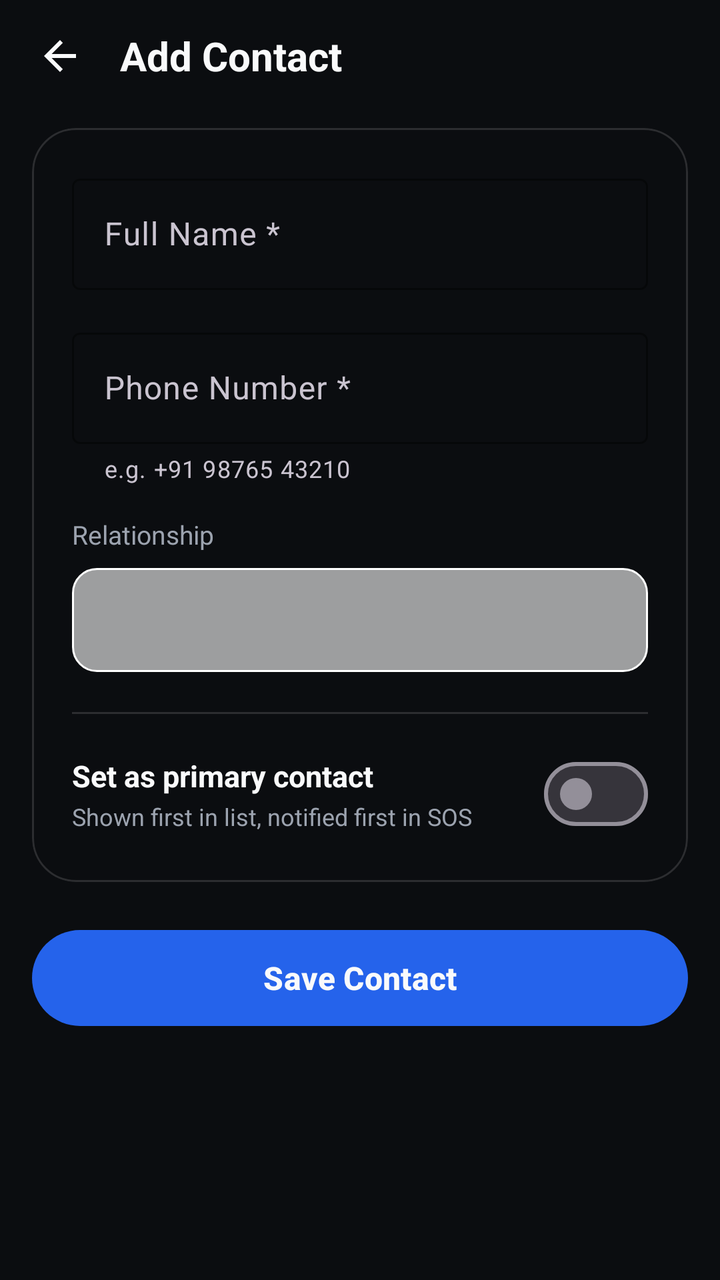
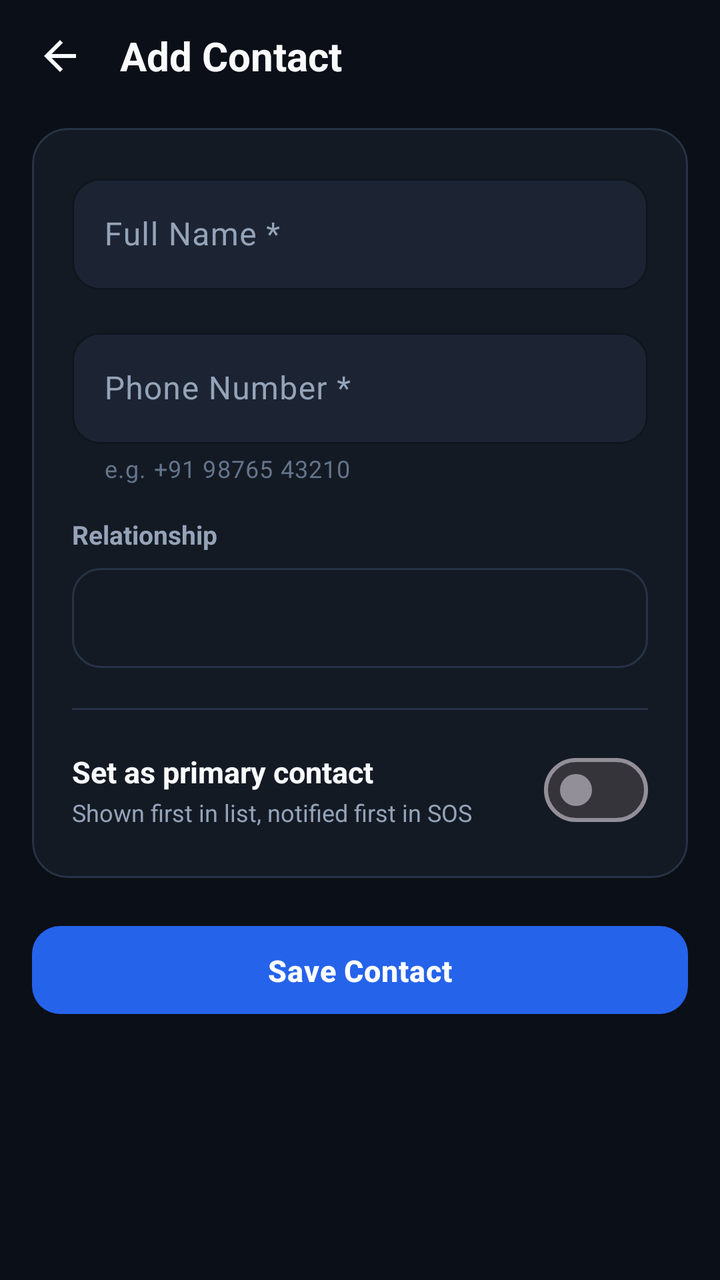

Screens rendered from an Android XML layout before and after an edit, with the pre-edit source and the edit as a unified diff.
<!-- AndroidManifest.xml: application theme Theme.RiskFreeRoutes -->
<!-- res/layout/activity_add_edit_contact.xml -->
<?xml version="1.0" encoding="utf-8"?>
<androidx.core.widget.NestedScrollView
    xmlns:android="http://schemas.android.com/apk/res/android"
    xmlns:app="http://schemas.android.com/apk/res-auto"
    android:layout_width="match_parent"
    android:layout_height="match_parent"
    android:background="@color/colorBackground"
    android:fillViewport="true">

    <LinearLayout
        android:layout_width="match_parent"
        android:layout_height="wrap_content"
        android:orientation="vertical"
        android:paddingBottom="40dp">

        
        <LinearLayout
            android:layout_width="match_parent"
            android:layout_height="56dp"
            android:gravity="center_vertical"
            android:orientation="horizontal"
            android:paddingHorizontal="8dp">

            <ImageButton
                android:id="@+id/btnBack"
                android:layout_width="44dp"
                android:layout_height="44dp"
                android:background="?attr/selectableItemBackgroundBorderless"
                android:contentDescription="Back"
                android:scaleType="centerInside"
                android:src="@drawable/ic_back"
                app:tint="@color/text_primary" />

            
            <TextView
                android:id="@+id/tvTitle"
                android:layout_width="0dp"
                android:layout_height="wrap_content"
                android:layout_marginStart="8dp"
                android:layout_weight="1"
                android:text="Add Contact"
                android:textColor="@color/text_primary"
                android:textSize="20sp"
                android:textStyle="bold" />

        </LinearLayout>

        
        <com.google.android.material.card.MaterialCardView
            android:layout_width="match_parent"
            android:layout_height="wrap_content"
            android:layout_marginHorizontal="16dp"
            android:layout_marginTop="8dp"
            app:cardBackgroundColor="@android:color/transparent"
            app:cardCornerRadius="22dp"
            app:cardElevation="0dp"
            app:strokeColor="@color/glass_border"
            app:strokeWidth="1dp"
            android:background="@drawable/glass_card_bg">

            <LinearLayout
                android:layout_width="match_parent"
                android:layout_height="wrap_content"
                android:orientation="vertical"
                android:padding="20dp">

                
                <com.google.android.material.textfield.TextInputLayout
                    android:id="@+id/layoutName"
                    android:layout_width="match_parent"
                    android:layout_height="wrap_content"
                    android:hint="Full Name *"
                    android:layout_marginBottom="16dp"
                    style="@style/Widget.Material3.TextInputLayout.OutlinedBox"
                    app:boxStrokeColor="@color/glass_border"
                    app:hintTextColor="@color/text_secondary">

                    <com.google.android.material.textfield.TextInputEditText
                        android:id="@+id/etName"
                        android:layout_width="match_parent"
                        android:layout_height="wrap_content"
                        android:inputType="textPersonName|textCapWords"
                        android:textColor="@color/text_primary"
                        android:imeOptions="actionNext" />
                </com.google.android.material.textfield.TextInputLayout>

                
                <com.google.android.material.textfield.TextInputLayout
                    android:id="@+id/layoutPhone"
                    android:layout_width="match_parent"
                    android:layout_height="wrap_content"
                    android:hint="Phone Number *"
                    android:layout_marginBottom="16dp"
                    style="@style/Widget.Material3.TextInputLayout.OutlinedBox"
                    app:boxStrokeColor="@color/glass_border"
                    app:hintTextColor="@color/text_secondary"
                    app:helperText="e.g. +91 98765 43210">

                    <com.google.android.material.textfield.TextInputEditText
                        android:id="@+id/etPhone"
                        android:layout_width="match_parent"
                        android:layout_height="wrap_content"
                        android:inputType="phone"
                        android:textColor="@color/text_primary"
                        android:imeOptions="actionNext" />
                </com.google.android.material.textfield.TextInputLayout>

                
                <TextView
                    android:layout_width="wrap_content"
                    android:layout_height="wrap_content"
                    android:layout_marginBottom="8dp"
                    android:text="Relationship"
                    android:textColor="@color/text_secondary"
                    android:textSize="13sp" />

                <Spinner
                    android:id="@+id/spinnerRelationship"
                    android:layout_width="match_parent"
                    android:layout_height="52dp"
                    android:layout_marginBottom="20dp"
                    android:background="@drawable/glass_input_bg"
                    android:paddingHorizontal="12dp"
                    android:spinnerMode="dropdown" />

                
                <View
                    android:layout_width="match_parent"
                    android:layout_height="1dp"
                    android:background="@color/glass_border"
                    android:layout_marginBottom="16dp" />

                
                <LinearLayout
                    android:layout_width="match_parent"
                    android:layout_height="wrap_content"
                    android:gravity="center_vertical"
                    android:orientation="horizontal">

                    <LinearLayout
                        android:layout_width="0dp"
                        android:layout_height="wrap_content"
                        android:layout_weight="1"
                        android:orientation="vertical">

                        <TextView
                            android:layout_width="wrap_content"
                            android:layout_height="wrap_content"
                            android:text="Set as primary contact"
                            android:textColor="@color/text_primary"
                            android:textSize="15sp"
                            android:textStyle="bold" />

                        <TextView
                            android:layout_width="wrap_content"
                            android:layout_height="wrap_content"
                            android:layout_marginTop="2dp"
                            android:text="Shown first in list, notified first in SOS"
                            android:textColor="@color/text_secondary"
                            android:textSize="12sp" />

                    </LinearLayout>

                    <com.google.android.material.materialswitch.MaterialSwitch
                        android:id="@+id/switchIsPrimary"
                        android:layout_width="wrap_content"
                        android:layout_height="wrap_content"
                        android:layout_marginStart="16dp" />

                </LinearLayout>

            </LinearLayout>
        </com.google.android.material.card.MaterialCardView>

        
        <com.google.android.material.button.MaterialButton
            android:id="@+id/btnSave"
            android:layout_width="match_parent"
            android:layout_height="56dp"
            android:layout_marginHorizontal="16dp"
            android:layout_marginTop="20dp"
            android:text="Save Contact"
            android:textSize="16sp"
            android:textStyle="bold"
            app:cornerRadius="28dp" />

        
        <ProgressBar
            android:id="@+id/progressBar"
            android:layout_width="wrap_content"
            android:layout_height="wrap_content"
            android:layout_gravity="center_horizontal"
            android:layout_marginTop="8dp"
            android:indeterminateTint="@color/primary_blue_light"
            android:visibility="gone" />

        
        <com.google.android.material.button.MaterialButton
            android:id="@+id/btnDelete"
            style="@style/Widget.Material3.Button.OutlinedButton"
            android:layout_width="match_parent"
            android:layout_height="56dp"
            android:layout_marginHorizontal="16dp"
            android:layout_marginTop="12dp"
            android:text="Delete Contact"
            android:textColor="@color/danger_red"
            android:textSize="16sp"
            android:visibility="gone"
            app:cornerRadius="28dp"
            app:strokeColor="@color/danger_red"
            app:icon="@drawable/ic_delete"
            app:iconTint="@color/danger_red" />

    </LinearLayout>

</androidx.core.widget.NestedScrollView>
<!-- resources referenced by this layout -->
<resources>
  <color name="colorBackground">#0B0D10</color>
  <color name="glass_border">#22FFFFFF</color>
  <color name="primary_blue_light">#4F8CFF</color>
  <color name="text_primary">#F9FAFB</color>
  <color name="text_secondary">#9CA3AF</color>
  <!-- drawable glass_card_bg (drawable) -->
  <?xml version="1.0" encoding="utf-8"?>
  <shape xmlns:android="http://schemas.android.com/apk/res/android"
      android:shape="rectangle">
  
      
      <solid android:color="@color/glass_panel" />
  
      
      <stroke
          android:width="1dp"
          android:color="@color/glass_border" />
  
      
      <corners android:radius="@dimen/card_corner_radius" />
  
  </shape>
  <!-- drawable glass_input_bg (drawable) -->
  <?xml version="1.0" encoding="utf-8"?>
  <shape xmlns:android="http://schemas.android.com/apk/res/android"
      android:shape="rectangle">
      <solid android:color="#99FFFFFF" />
      <corners android:radius="12dp" />
      <stroke
          android:width="1dp"
          android:color="#FFFFFF" />
  </shape>
  <style name="Theme.RiskFreeRoutes" parent="Theme.Material3.Dark.NoActionBar">
  
          
          <item name="colorPrimary">@color/primary_blue</item>
          <item name="colorPrimaryContainer">@color/primary_blue_light</item>
          <item name="colorOnPrimary">@color/text_primary</item>
  
          <item name="colorSecondary">@color/accent_blue</item>
          <item name="colorOnSecondary">@color/text_primary</item>
  
          <item name="colorTertiary">@color/danger_red</item>
          <item name="colorError">@color/danger_red</item>
  
          <item name="colorSurface">@color/glass_panel</item>
          <item name="colorOnSurface">@color/text_primary</item>
  
          <item name="android:colorBackground">@color/colorBackground</item>
  
          
          <item name="android:statusBarColor">@color/colorBackground</item>
          <item name="android:navigationBarColor">@color/colorBackground</item>
  
          
          <item name="shapeAppearanceSmallComponent">@style/ShapeAppearance.RiskFreeRoutes.SmallComponent</item>
          <item name="shapeAppearanceMediumComponent">@style/ShapeAppearance.RiskFreeRoutes.MediumComponent</item>
          <item name="shapeAppearanceLargeComponent">@style/ShapeAppearance.RiskFreeRoutes.LargeComponent</item>
  
      </style>
  <color name="glass_panel">#991C2026</color>
  <dimen name="card_corner_radius">24dp</dimen>
  <color name="primary_blue">#2563EB</color>
  <color name="accent_blue">#8FB4FF</color>
  <style name="ShapeAppearance.RiskFreeRoutes.MediumComponent" parent="ShapeAppearance.Material3.MediumComponent">
          <item name="cornerRadius">16dp</item>
      </style>
  <!-- unchanged entries left out for length: 5 -->
</resources>

<!-- the commit's change to res/layout/activity_add_edit_contact.xml (unified diff, before → after) -->
@@ -31,7 +31,6 @@
                 android:src="@drawable/ic_back"
                 app:tint="@color/text_primary" />
 
-            
             <TextView
                 android:id="@+id/tvTitle"
                 android:layout_width="0dp"
@@ -42,7 +41,6 @@
                 android:textColor="@color/text_primary"
                 android:textSize="20sp"
                 android:textStyle="bold" />
-
         </LinearLayout>
 
         
@@ -51,12 +49,11 @@
             android:layout_height="wrap_content"
             android:layout_marginHorizontal="16dp"
             android:layout_marginTop="8dp"
-            app:cardBackgroundColor="@android:color/transparent"
-            app:cardCornerRadius="22dp"
+            app:cardCornerRadius="@dimen/card_corner_radius"
             app:cardElevation="0dp"
-            app:strokeColor="@color/glass_border"
+            app:strokeColor="@color/colorSurfaceBorder"
             app:strokeWidth="1dp"
-            android:background="@drawable/glass_card_bg">
+            app:cardBackgroundColor="@color/colorSurface">
 
             <LinearLayout
                 android:layout_width="match_parent"
@@ -70,10 +67,13 @@
                     android:layout_width="match_parent"
                     android:layout_height="wrap_content"
                     android:hint="Full Name *"
-                    android:layout_marginBottom="16dp"
-                    style="@style/Widget.Material3.TextInputLayout.OutlinedBox"
-                    app:boxStrokeColor="@color/glass_border"
-                    app:hintTextColor="@color/text_secondary">
+                    app:boxBackgroundColor="@color/colorSurfaceVariant"
+                    app:boxStrokeColor="@color/primary_blue"
+                    app:boxCornerRadiusTopStart="@dimen/input_corner_radius"
+                    app:boxCornerRadiusTopEnd="@dimen/input_corner_radius"
+                    app:boxCornerRadiusBottomStart="@dimen/input_corner_radius"
+                    app:boxCornerRadiusBottomEnd="@dimen/input_corner_radius"
+                    android:layout_marginBottom="16dp">
 
                     <com.google.android.material.textfield.TextInputEditText
                         android:id="@+id/etName"
@@ -90,11 +90,15 @@
                     android:layout_width="match_parent"
                     android:layout_height="wrap_content"
                     android:hint="Phone Number *"
-                    android:layout_marginBottom="16dp"
-                    style="@style/Widget.Material3.TextInputLayout.OutlinedBox"
-                    app:boxStrokeColor="@color/glass_border"
-                    app:hintTextColor="@color/text_secondary"
-                    app:helperText="e.g. +91 98765 43210">
+                    app:boxBackgroundColor="@color/colorSurfaceVariant"
+                    app:boxStrokeColor="@color/primary_blue"
+                    app:boxCornerRadiusTopStart="@dimen/input_corner_radius"
+                    app:boxCornerRadiusTopEnd="@dimen/input_corner_radius"
+                    app:boxCornerRadiusBottomStart="@dimen/input_corner_radius"
+                    app:boxCornerRadiusBottomEnd="@dimen/input_corner_radius"
+                    app:helperText="e.g. +91 98765 43210"
+                    app:helperTextTextColor="@color/text_muted"
+                    android:layout_marginBottom="16dp">
 
                     <com.google.android.material.textfield.TextInputEditText
                         android:id="@+id/etPhone"
@@ -112,12 +116,13 @@
                     android:layout_marginBottom="8dp"
                     android:text="Relationship"
                     android:textColor="@color/text_secondary"
-                    android:textSize="13sp" />
+                    android:textSize="13sp"
+                    android:textStyle="bold" />
 
                 <Spinner
                     android:id="@+id/spinnerRelationship"
                     android:layout_width="match_parent"
-                    android:layout_height="52dp"
+                    android:layout_height="50dp"
                     android:layout_marginBottom="20dp"
                     android:background="@drawable/glass_input_bg"
                     android:paddingHorizontal="12dp"
@@ -127,7 +132,7 @@
                 <View
                     android:layout_width="match_parent"
                     android:layout_height="1dp"
-                    android:background="@color/glass_border"
+                    android:background="@color/colorSurfaceBorder"
                     android:layout_marginBottom="16dp" />
 
                 
@@ -158,7 +163,6 @@
                             android:text="Shown first in list, notified first in SOS"
                             android:textColor="@color/text_secondary"
                             android:textSize="12sp" />
-
                     </LinearLayout>
 
                     <com.google.android.material.materialswitch.MaterialSwitch
@@ -166,7 +170,6 @@
                         android:layout_width="wrap_content"
                         android:layout_height="wrap_content"
                         android:layout_marginStart="16dp" />
-
                 </LinearLayout>
 
             </LinearLayout>
@@ -175,14 +178,12 @@
         
         <com.google.android.material.button.MaterialButton
             android:id="@+id/btnSave"
-            android:layout_width="match_parent"
-            android:layout_height="56dp"
+            style="@style/Widget.RiskFreeRoutes.Button.Primary"
+            android:layout_width="match_parent"
+            android:layout_height="@dimen/button_height"
             android:layout_marginHorizontal="16dp"
             android:layout_marginTop="20dp"
-            android:text="Save Contact"
-            android:textSize="16sp"
-            android:textStyle="bold"
-            app:cornerRadius="28dp" />
+            android:text="Save Contact" />
 
         
         <ProgressBar
@@ -197,20 +198,17 @@
         
         <com.google.android.material.button.MaterialButton
             android:id="@+id/btnDelete"
-            style="@style/Widget.Material3.Button.OutlinedButton"
-            android:layout_width="match_parent"
-            android:layout_height="56dp"
+            style="@style/Widget.RiskFreeRoutes.Button.Outlined"
+            android:layout_width="match_parent"
+            android:layout_height="@dimen/button_height"
             android:layout_marginHorizontal="16dp"
             android:layout_marginTop="12dp"
             android:text="Delete Contact"
             android:textColor="@color/danger_red"
-            android:textSize="16sp"
-            android:visibility="gone"
-            app:cornerRadius="28dp"
             app:strokeColor="@color/danger_red"
             app:icon="@drawable/ic_delete"
-            app:iconTint="@color/danger_red" />
+            app:iconTint="@color/danger_red"
+            android:visibility="gone" />
 
     </LinearLayout>
-
 </androidx.core.widget.NestedScrollView>
<!-- resource entries referenced after the edit -->
@@ -1,58 +1,85 @@
 <!-- resources referenced by this layout -->
 <resources>
-  <color name="colorBackground">#0B0D10</color>
-  <color name="glass_border">#22FFFFFF</color>
-  <color name="primary_blue_light">#4F8CFF</color>
-  <color name="text_primary">#F9FAFB</color>
-  <color name="text_secondary">#9CA3AF</color>
-  <!-- drawable glass_card_bg (drawable) -->
-  <?xml version="1.0" encoding="utf-8"?>
-  <shape xmlns:android="http://schemas.android.com/apk/res/android"
-      android:shape="rectangle">
-  
-      
-      <solid android:color="@color/glass_panel" />
-  
-      
-      <stroke
-          android:width="1dp"
-          android:color="@color/glass_border" />
-  
-      
-      <corners android:radius="@dimen/card_corner_radius" />
-  
-  </shape>
+  <color name="colorBackground">#0B0F17</color>
+  <color name="colorSurface">#141A24</color>
+  <color name="colorSurfaceBorder">#283347</color>
+  <color name="colorSurfaceVariant">#1C2433</color>
+  <color name="primary_blue_light">#60A5FA</color>
+  <color name="text_muted">#64748B</color>
+  <color name="text_primary">#F8FAFC</color>
+  <color name="text_secondary">#94A3B8</color>
+  <dimen name="button_height">52dp</dimen>
   <!-- drawable glass_input_bg (drawable) -->
   <?xml version="1.0" encoding="utf-8"?>
-  <shape xmlns:android="http://schemas.android.com/apk/res/android"
-      android:shape="rectangle">
-      <solid android:color="#99FFFFFF" />
-      <corners android:radius="12dp" />
-      <stroke
-          android:width="1dp"
-          android:color="#FFFFFF" />
-  </shape>
+  <selector xmlns:android="http://schemas.android.com/apk/res/android">
+      <item android:state_focused="true">
+          <shape android:shape="rectangle">
+              <solid android:color="@color/colorSurfaceVariant" />
+              <corners android:radius="@dimen/input_corner_radius" />
+              <stroke
+                  android:width="1.5dp"
+                  android:color="@color/primary_blue" />
+          </shape>
+      </item>
+      <item>
+          <shape android:shape="rectangle">
+              <solid android:color="@color/colorSurface" />
+              <corners android:radius="@dimen/input_corner_radius" />
+              <stroke
+                  android:width="1dp"
+                  android:color="@color/colorSurfaceBorder" />
+          </shape>
+      </item>
+  </selector>
+  <style name="Widget.RiskFreeRoutes.Button.Outlined" parent="Widget.Material3.Button.OutlinedButton">
+          <item name="strokeColor">@color/colorSurfaceBorder</item>
+          <item name="strokeWidth">1dp</item>
+          <item name="android:textColor">@color/text_primary</item>
+          <item name="cornerRadius">@dimen/button_corner_radius</item>
+          <item name="android:minHeight">@dimen/button_height</item>
+          <item name="android:paddingTop">12dp</item>
+          <item name="android:paddingBottom">12dp</item>
+          <item name="android:textSize">@dimen/button_text_size</item>
+      </style>
+  <style name="Widget.RiskFreeRoutes.Button.Primary" parent="Widget.Material3.Button">
+          <item name="backgroundTint">@color/primary_blue_dark</item>
+          <item name="android:textColor">@color/text_on_primary</item>
+          <item name="cornerRadius">@dimen/button_corner_radius</item>
+          <item name="android:minHeight">@dimen/button_height</item>
+          <item name="android:paddingTop">12dp</item>
+          <item name="android:paddingBottom">12dp</item>
+          <item name="android:textSize">@dimen/button_text_size</item>
+          <item name="android:textStyle">bold</item>
+          <item name="android:letterSpacing">0.02</item>
+          <item name="elevation">2dp</item>
+      </style>
   <style name="Theme.RiskFreeRoutes" parent="Theme.Material3.Dark.NoActionBar">
   
           
           <item name="colorPrimary">@color/primary_blue</item>
-          <item name="colorPrimaryContainer">@color/primary_blue_light</item>
-          <item name="colorOnPrimary">@color/text_primary</item>
+          <item name="colorPrimaryContainer">@color/primary_blue_dark</item>
+          <item name="colorOnPrimary">@color/text_on_primary</item>
   
           <item name="colorSecondary">@color/accent_blue</item>
-          <item name="colorOnSecondary">@color/text_primary</item>
+          <item name="colorSecondaryContainer">@color/primary_blue_subtle</item>
+          <item name="colorOnSecondary">@color/colorBackground</item>
   
-          <item name="colorTertiary">@color/danger_red</item>
+          <item name="colorTertiary">@color/warning_amber</item>
           <item name="colorError">@color/danger_red</item>
+          <item name="colorOnError">@color/text_on_primary</item>
   
-          <item name="colorSurface">@color/glass_panel</item>
+          <item name="colorSurface">@color/colorSurface</item>
+          <item name="colorSurfaceVariant">@color/colorSurfaceVariant</item>
           <item name="colorOnSurface">@color/text_primary</item>
+          <item name="colorOnSurfaceVariant">@color/text_secondary</item>
   
           <item name="android:colorBackground">@color/colorBackground</item>
   
           
           <item name="android:statusBarColor">@color/colorBackground</item>
           <item name="android:navigationBarColor">@color/colorBackground</item>
+          <item name="android:windowLightStatusBar">false</item>
+          <item name="android:windowLightNavigationBar">false</item>
   
           
           <item name="shapeAppearanceSmallComponent">@style/ShapeAppearance.RiskFreeRoutes.SmallComponent</item>
@@ -60,12 +87,18 @@
           <item name="shapeAppearanceLargeComponent">@style/ShapeAppearance.RiskFreeRoutes.LargeComponent</item>
   
       </style>
-  <color name="glass_panel">#991C2026</color>
-  <dimen name="card_corner_radius">24dp</dimen>
-  <color name="primary_blue">#2563EB</color>
-  <color name="accent_blue">#8FB4FF</color>
+  <dimen name="button_corner_radius">14dp</dimen>
+  <dimen name="button_text_size">15sp</dimen>
+  <color name="primary_blue_dark">#2563EB</color>
+  <color name="text_on_primary">#FFFFFF</color>
+  <dimen name="card_corner_radius">18dp</dimen>
+  <dimen name="input_corner_radius">14dp</dimen>
+  <color name="primary_blue">#3B82F6</color>
+  <color name="accent_blue">#93C5FD</color>
+  <color name="primary_blue_subtle">#1E2C44</color>
+  <color name="warning_amber">#F59E0B</color>
   <style name="ShapeAppearance.RiskFreeRoutes.MediumComponent" parent="ShapeAppearance.Material3.MediumComponent">
-          <item name="cornerRadius">16dp</item>
+          <item name="cornerRadius">18dp</item>
       </style>
   <!-- unchanged entries left out for length: 5 -->
 </resources>
